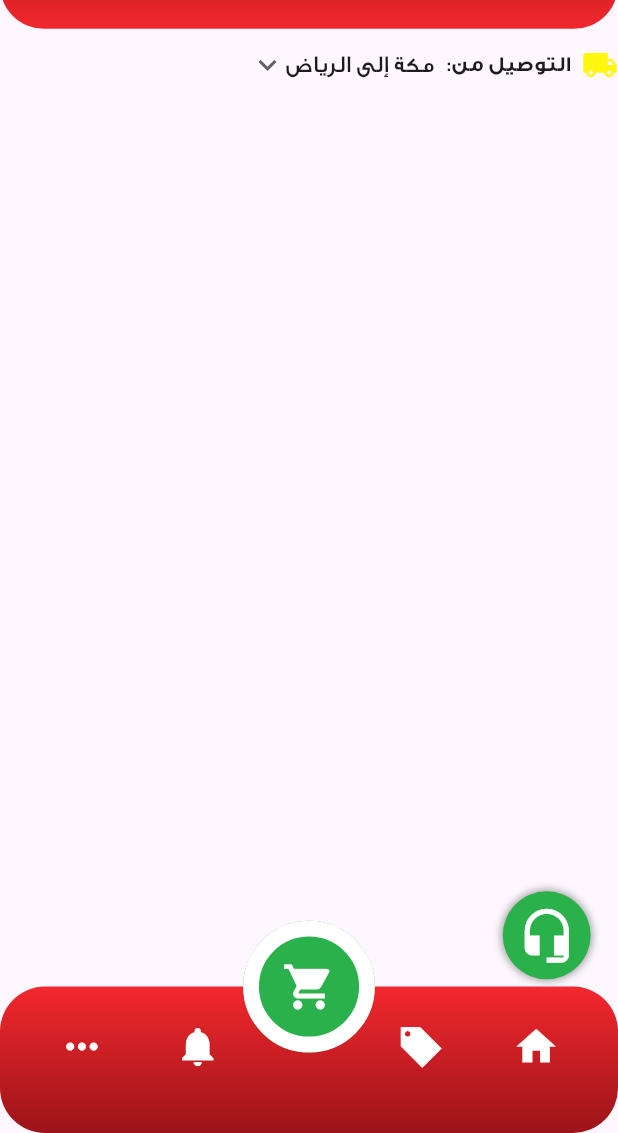
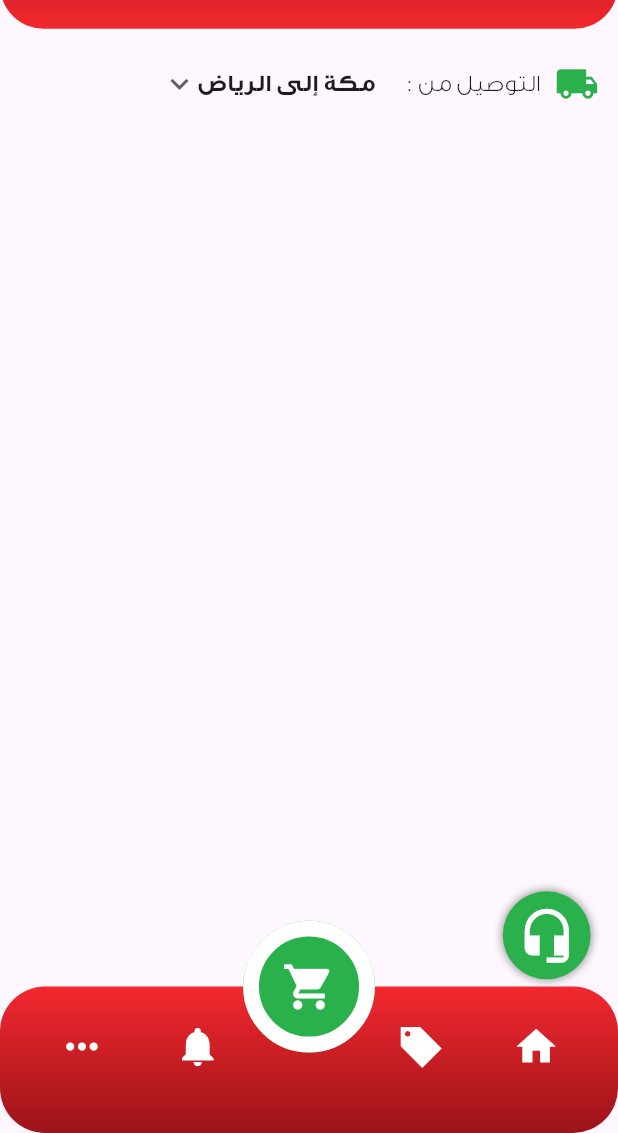
Before and after one commit to Sourcecode-eg/jomla, a Flutter app: the screen it shows after launch, on a phone screen of 412 x 824 dp, the part 103-1236 px from its top. Run offline on Flutter 3.47's test engine with Material 3 defaults, Android fonts, the light colour scheme and no system bars; our stand-ins replace flutter_screenutil.

Commit message:
Added HomeViewBody

```diff
--- a/lib/feature/home/presentation/widgets/home_view_body.dart
+++ b/lib/feature/home/presentation/widgets/home_view_body.dart
@@ -1,4 +1,5 @@
 import 'package:flutter/material.dart';
+import 'package:flutter_screenutil/flutter_screenutil.dart';
 import 'package:jomla_market/feature/home/presentation/widgets/location_selector.dart';
 
 class HomeViewBody extends StatelessWidget {
@@ -6,6 +7,12 @@ class HomeViewBody extends StatelessWidget {
 
   @override
   Widget build(BuildContext context) {
-    return const Column(children: [LocationSelector()]);
+    return SingleChildScrollView(
+      physics: const BouncingScrollPhysics(),
+      child: Padding(
+        padding: EdgeInsets.all(12.w),
+        child: const Column(children: [LocationSelector()]),
+      ),
+    );
   }
 }
--- a/lib/feature/home/presentation/widgets/location_selector.dart
+++ b/lib/feature/home/presentation/widgets/location_selector.dart
@@ -1,4 +1,5 @@
 import 'package:flutter/material.dart';
+import 'package:flutter_screenutil/flutter_screenutil.dart';
 import 'package:jomla_market/core/resources/colors/colors.dart';
 
 class LocationSelector extends StatefulWidget {
@@ -22,13 +23,17 @@ class _LocationSelectorState extends State<LocationSelector> {
   Widget build(BuildContext context) {
     return Row(
       children: [
-        const Icon(Icons.local_shipping, color: AppColors.brightYellow),
-        const SizedBox(width: 8),
-        const Text(
-          "التوصيل من:",
-          style: TextStyle(fontWeight: FontWeight.bold),
+        Icon(
+          Icons.local_shipping,
+          color: AppColors.secondaryGreen,
+          size: 30.sp,
         ),
-        const SizedBox(width: 8),
+        SizedBox(width: 10.w),
+        Text(
+          "التوصيل من :",
+          style: TextStyle(fontWeight: FontWeight.w300, fontSize: 16.sp),
+        ),
+        SizedBox(width: 20.w),
         DropdownButton<String>(
           value: selectedCityRoute,
           icon: const Icon(Icons.keyboard_arrow_down),
@@ -41,7 +46,13 @@ class _LocationSelectorState extends State<LocationSelector> {
             }
           },
           items: cityRoutes.map<DropdownMenuItem<String>>((String value) {
-            return DropdownMenuItem<String>(value: value, child: Text(value));
+            return DropdownMenuItem<String>(
+              value: value,
+              child: Text(
+                value,
+                style: TextStyle(fontWeight: FontWeight.bold, fontSize: 16.sp),
+              ),
+            );
           }).toList(),
         ),
       ],
```
